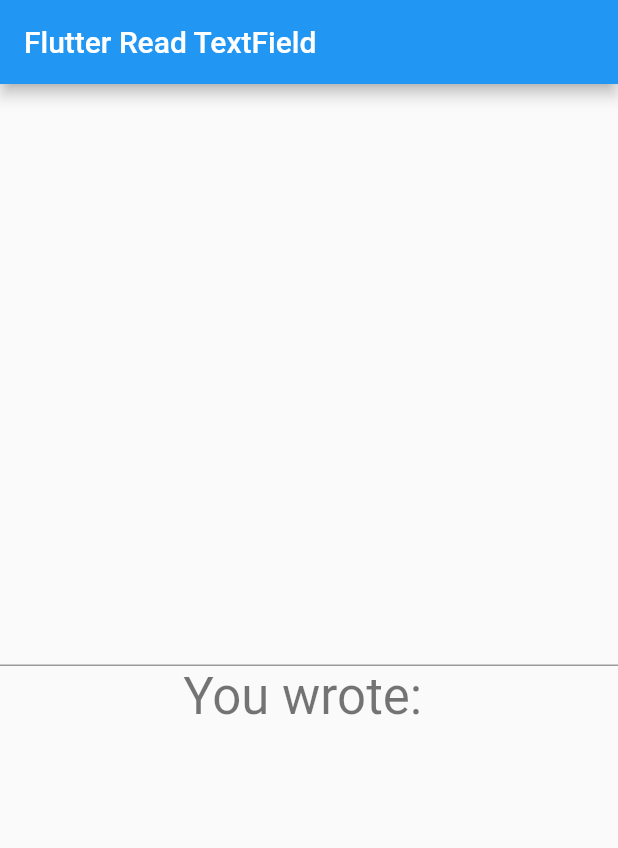
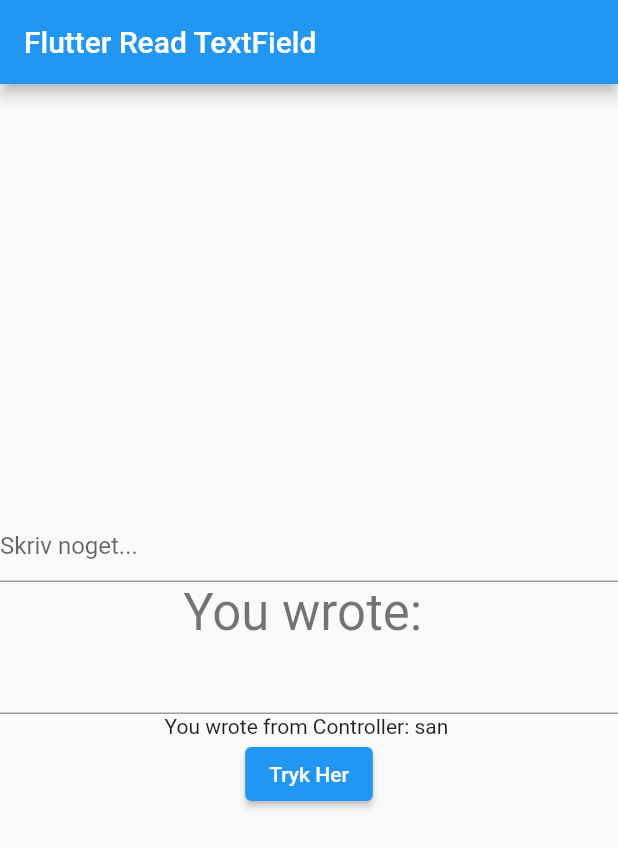
Before and after one commit to JanSJohansen/App3_2023_Q1_1205hf23015p, a Flutter app: the screen it shows after launch, on a phone screen of 412 x 824 dp. Shown: the top 848 px of the screen. Run offline on Flutter 3.47's test engine with Material 2 defaults, Android fonts, the phone set to English and light mode, and no system bars.

Commit message:
Commit tirsdag morgen

```diff
--- a/read_textfield/lib/main.dart
+++ b/read_textfield/lib/main.dart
@@ -29,8 +29,8 @@
 }
 
 class _MyHomePageState extends State<MyHomePage> {
-
   String message = "";
+  TextEditingController textController = TextEditingController();
 
   @override
   Widget build(BuildContext context) {
@@ -42,23 +42,29 @@
         child: Column(
           mainAxisAlignment: MainAxisAlignment.center,
           children: <Widget>[
-             TextField(
-              onChanged: (String value)
-              {
-                setState(() {message = value;});
-
-              }
-
-
-            ),
+            TextField(
+              onChanged: (String value) {
+              setState(() {
+                message = value;
+              });
+            },
+            decoration: const InputDecoration(hintText: 'Skriv noget...'),),
             Text(
               'You wrote: $message',
               style: Theme.of(context).textTheme.headlineMedium,
             ),
+            TextField(
+              controller: textController,
+            ),
+            Text('You wrote from Controller: san ${textController.text}'),
+            ElevatedButton(
+                onPressed: () {
+                  setState(() {});
+                },
+                child: Text('Tryk Her'))
           ],
         ),
       ),
-
     );
   }
 }
```
